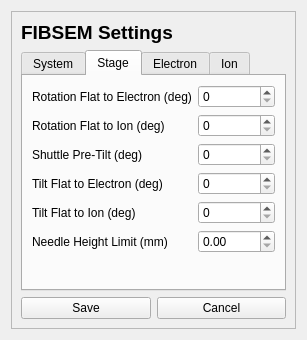
The window that fibsem/ui/qtdesigner_files/FibsemSettingsUI.ui (DeMarcoLab/fibsem) describes before a commit, drawn with Qt 5.
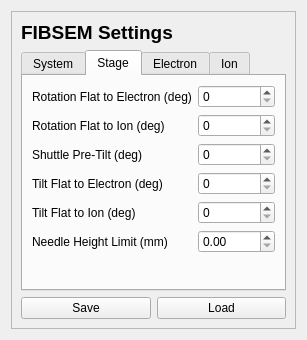
The same window after the commit. The open tabs and pages were chosen to show the change.

Commit message: [FEAT] add fibsem settings

```diff
--- a/fibsem/ui/qtdesigner_files/FibsemSettingsUI.ui
+++ b/fibsem/ui/qtdesigner_files/FibsemSettingsUI.ui
@@ -358,7 +358,7 @@
       <item row="10" column="1">
        <widget class="QPushButton" name="pushButton_cancel">
         <property name="text">
-         <string>Cancel</string>
+         <string>Load</string>
         </property>
        </widget>
       </item>
```
Left out of the diff: 8 changed lines with no effect on the pictures. The commit also changes 2 other files.
